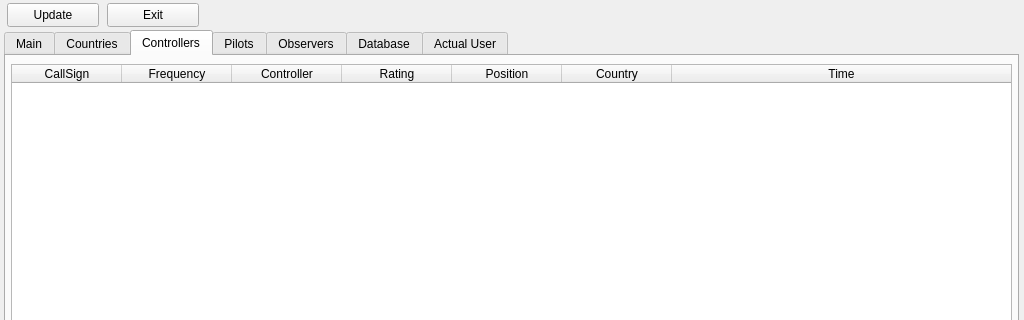
emper0r/IVAO-status, file QtUI/MainWindow_UI.ui: the form before one commit; both pictures show x 0 to 1024 and y 0 to 320 of the 1024 by 686 pixel window.
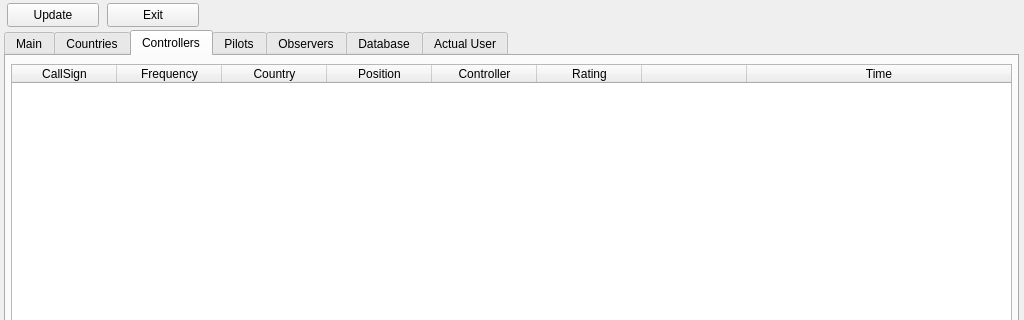
The form after the commit. The open tabs and pages were chosen to show the change.

Commit message:
* Added image ratings for controllers and pilots
	+ Fixed some columns for ratings
	+ Fixed VerticalHeaderHeightSize and ColumnWidth to see cool ratings
	+ Add Image Rating for Controllers and Pilots into QTableWidget
	+ Added Images Ratings for Controllers and Pilots into ratings/ dir

Patch:
```diff
--- a/QtUI/MainWindow_UI.ui
+++ b/QtUI/MainWindow_UI.ui
@@ -840,19 +840,19 @@
        <bool>false</bool>
       </property>
       <attribute name="horizontalHeaderDefaultSectionSize">
-       <number>110</number>
+       <number>105</number>
       </attribute>
       <attribute name="horizontalHeaderMinimumSectionSize">
-       <number>110</number>
+       <number>105</number>
       </attribute>
       <attribute name="horizontalHeaderStretchLastSection">
        <bool>true</bool>
       </attribute>
       <attribute name="verticalHeaderDefaultSectionSize">
-       <number>20</number>
+       <number>25</number>
       </attribute>
       <attribute name="verticalHeaderMinimumSectionSize">
-       <number>20</number>
+       <number>25</number>
       </attribute>
       <column>
        <property name="text">
@@ -864,26 +864,31 @@
         <string>Frequency</string>
        </property>
       </column>
-      <column>
-       <property name="text">
-        <string>Controller</string>
-       </property>
-      </column>
-      <column>
-       <property name="text">
-        <string>Rating</string>
-       </property>
-      </column>
-      <column>
-       <property name="text">
-        <string>Position</string>
-       </property>
-      </column>
       <column>
        <property name="text">
         <string>Country</string>
        </property>
       </column>
+      <column>
+       <property name="text">
+        <string>Position</string>
+       </property>
+      </column>
+      <column>
+       <property name="text">
+        <string>Controller</string>
+       </property>
+      </column>
+      <column>
+       <property name="text">
+        <string>Rating</string>
+       </property>
+      </column>
+      <column>
+       <property name="text">
+        <string/>
+       </property>
+      </column>
       <column>
        <property name="text">
         <string>Time</string>
```
Left out of the diff: 9 changed lines with no effect on the pictures. The commit also changes 16 other files.
